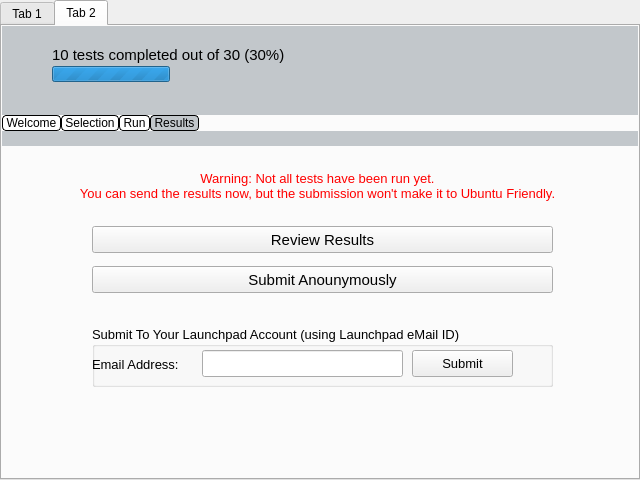
Qt form qt/frontend/qtfront.ui (checkbox/checkbox) before a commit.
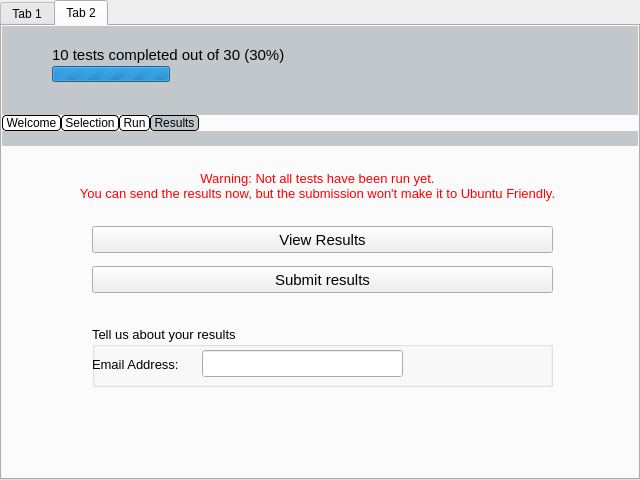
The same form after that commit.

Commit message: Replaced LaunchpadId with EmailAddress and added implicit support for submitting anonymously.

```diff
--- a/qt/frontend/qtfront.ui
+++ b/qt/frontend/qtfront.ui
@@ -883,7 +883,7 @@
               </rect>
              </property>
              <property name="text">
-              <string>Review Results</string>
+              <string>View Results</string>
              </property>
             </widget>
             <widget class="QPushButton" name="buttonSubmitAnonymously">
@@ -896,7 +896,7 @@
               </rect>
              </property>
              <property name="text">
-              <string>Submit Anounymously</string>
+              <string>Submit results</string>
              </property>
             </widget>
             <widget class="QGroupBox" name="groupBox">
@@ -914,7 +914,7 @@
               </font>
              </property>
              <property name="title">
-              <string>Submit To Your Launchpad Account (using Launchpad eMail ID)</string>
+              <string>Tell us about your results</string>
              </property>
              <property name="flat">
               <bool>false</bool>
@@ -953,19 +953,6 @@
                <string>Email Address:</string>
               </property>
              </widget>
-             <widget class="QPushButton" name="buttonSubmit">
-              <property name="geometry">
-               <rect>
-                <x>320</x>
-                <y>24</y>
-                <width>101</width>
-                <height>27</height>
-               </rect>
-              </property>
-              <property name="text">
-               <string>Submit</string>
-              </property>
-             </widget>
             </widget>
            </widget>
           </widget>
```
Left out of the diff: 6 changed lines with no effect on the pictures. The commit also changes 5 other files.
